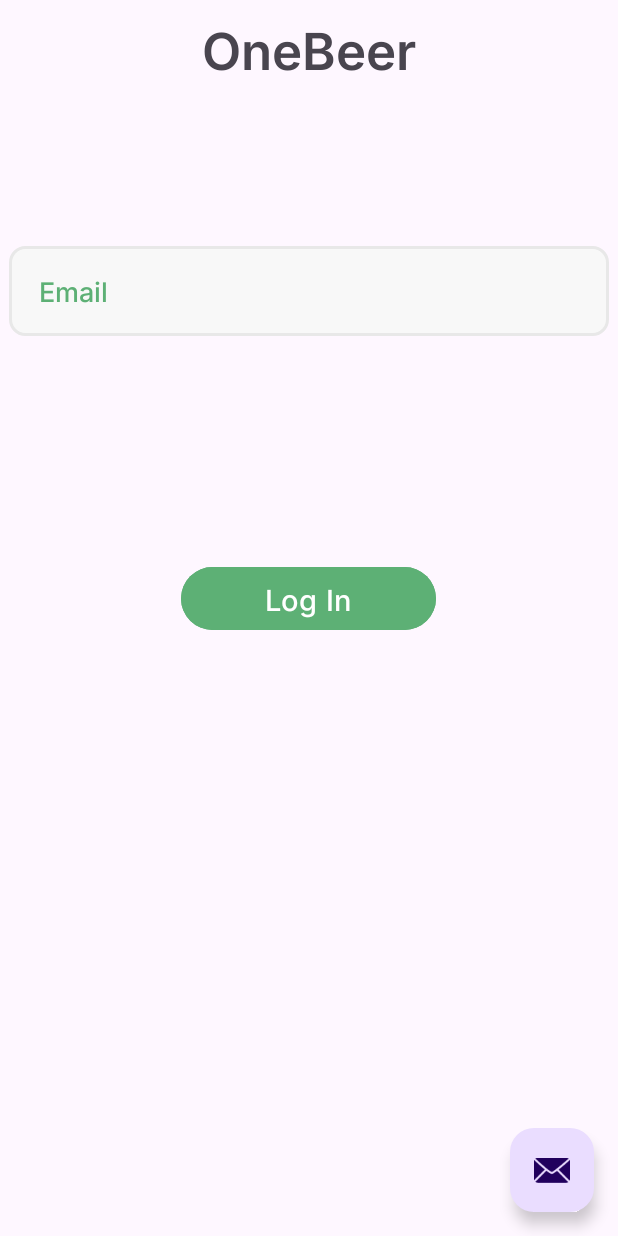
After one commit to airtonm4/one-beer, an Android app: the HomeActivity screen opened directly, with no data from a screen before it, on a phone screen of 412 x 824 dp. The commit adds this screen. Run offline under Robolectric (Android 15) with nearby library versions, the phone set to English and light mode, and no system bars; our stand-ins replace Firebase (no records; nobody signed in at launch, a user with empty details on screens opened directly), navigation-ui.

Commit message:
Config home_graph to work when user logon.

```diff
--- a/app/src/main/AndroidManifest.xml
+++ b/app/src/main/AndroidManifest.xml
@@ -22,6 +22,13 @@
                 <category android:name="android.intent.category.LAUNCHER" />
             </intent-filter>
         </activity>
+        <activity android:name=".HomeActivity"
+            android:exported="true"
+            android:theme="@style/Theme.OneBeer">
+            <intent-filter>
+                <action android:name="android.intent.action.MAIN" />
+            </intent-filter>
+        </activity>
         <meta-data
             android:name="preloaded_fonts"
             android:resource="@array/preloaded_fonts" />
--- /dev/null
+++ b/app/src/main/java/com/example/onebeer/HomeActivity.kt
@@ -0,0 +1,45 @@
+package com.example.onebeer
+
+import android.os.Bundle
+import android.util.Log
+import androidx.appcompat.app.AppCompatActivity
+import androidx.core.view.WindowCompat
+import androidx.navigation.findNavController
+import androidx.navigation.ui.AppBarConfiguration
+import androidx.navigation.ui.setupActionBarWithNavController
+import com.example.onebeer.databinding.ActivityHomeBinding
+import com.google.android.material.snackbar.Snackbar
+import com.google.firebase.auth.FirebaseAuth
+import com.google.firebase.auth.ktx.auth
+import com.google.firebase.ktx.Firebase
+
+class HomeActivity: AppCompatActivity() {
+    private lateinit var appBarConfiguration: AppBarConfiguration
+    private lateinit var binding: ActivityHomeBinding
+
+    private lateinit var auth: FirebaseAuth
+
+    override fun onCreate(savedInstanceState: Bundle?) {
+        WindowCompat.setDecorFitsSystemWindows(window, false)
+        super.onCreate(savedInstanceState)
+
+        auth = Firebase.auth
+
+        binding = ActivityHomeBinding.inflate(layoutInflater)
+        setContentView(binding.root)
+
+        setSupportActionBar(binding.toolbar)
+
+        Log.d("Home", "Rendered home")
+
+        val navController = findNavController(R.id.nav_host_fragment_content_home)
+        appBarConfiguration = AppBarConfiguration(navController.graph)
+        setupActionBarWithNavController(navController, appBarConfiguration)
+
+        binding.fab.setOnClickListener { view ->
+            Snackbar.make(view, "Replace with your own action", Snackbar.LENGTH_LONG)
+                .setAnchorView(R.id.fab)
+                .setAction("Action", null).show()
+        }
+    }
+}
--- /dev/null
+++ b/app/src/main/java/com/example/onebeer/HomePage.kt
@@ -0,0 +1,33 @@
+package com.example.onebeer
+
+import android.os.Bundle
+import android.view.LayoutInflater
+import android.view.View
+import android.view.ViewGroup
+import androidx.fragment.app.Fragment
+import com.example.onebeer.databinding.HomePageBinding
+import com.google.firebase.auth.FirebaseAuth
+import com.google.firebase.auth.ktx.auth
+import com.google.firebase.ktx.Firebase
+
+
+
+class HomePage: Fragment() {
+
+    private var _binding: HomePageBinding? = null
+
+    private val binding get() = _binding!!
+
+    private lateinit var auth: FirebaseAuth
+
+    override fun onCreateView(
+        inflater: LayoutInflater,
+        container: ViewGroup?,
+        savedInstanceState: Bundle?
+    ): View? {
+        auth = Firebase.auth
+        _binding = HomePageBinding.inflate(inflater, container, false)
+        return binding.root
+
+    }
+}
--- a/app/src/main/java/com/example/onebeer/LoginPage.kt
+++ b/app/src/main/java/com/example/onebeer/LoginPage.kt
@@ -59,7 +59,7 @@ class LoginPage : Fragment() {
                         if (task.isSuccessful){
 //                            startActivity(Intent(context, HomeActivity::class.java))
                             Log.d("logInWithEmail:", "success")
-                            findNavController().navigate(R.id.action_login_to_sign_up)
+                            findNavController().navigate(R.id.action_login_to_home)
                         } else {
                             Log.d("signInWithEmail:", "not success")
                             Toast.makeText(
--- /dev/null
+++ b/app/src/main/res/layout/activity_home.xml
@@ -0,0 +1,35 @@
+<?xml version="1.0" encoding="utf-8"?>
+<androidx.coordinatorlayout.widget.CoordinatorLayout xmlns:android="http://schemas.android.com/apk/res/android"
+    xmlns:app="http://schemas.android.com/apk/res-auto"
+    xmlns:tools="http://schemas.android.com/tools"
+    android:layout_width="match_parent"
+    android:layout_height="match_parent"
+    android:fitsSystemWindows="true"
+    tools:context=".HomeActivity">
+
+    <com.google.android.material.appbar.AppBarLayout
+        android:layout_width="match_parent"
+        android:layout_height="wrap_content"
+        android:fitsSystemWindows="true">
+
+        <com.google.android.material.appbar.MaterialToolbar
+            android:id="@+id/toolbar"
+            android:layout_width="match_parent"
+            android:layout_height="?attr/actionBarSize"
+            app:buttonGravity="center_vertical"
+            style="@style/Widget.AppCompat.Toolbar" />
+
+    </com.google.android.material.appbar.AppBarLayout>
+
+    <include layout="@layout/content_home" />
+
+    <com.google.android.material.floatingactionbutton.FloatingActionButton
+        android:id="@+id/fab"
+        android:layout_width="wrap_content"
+        android:layout_height="wrap_content"
+        android:layout_gravity="bottom|end"
+        android:layout_marginEnd="@dimen/fab_margin"
+        android:layout_marginBottom="16dp"
+        app:srcCompat="@android:drawable/ic_dialog_email" />
+
+</androidx.coordinatorlayout.widget.CoordinatorLayout>
--- /dev/null
+++ b/app/src/main/res/layout/content_home.xml
@@ -0,0 +1,19 @@
+<?xml version="1.0" encoding="utf-8"?>
+<androidx.constraintlayout.widget.ConstraintLayout xmlns:android="http://schemas.android.com/apk/res/android"
+    xmlns:app="http://schemas.android.com/apk/res-auto"
+    android:layout_width="match_parent"
+    android:layout_height="match_parent"
+    app:layout_behavior="@string/appbar_scrolling_view_behavior">
+
+    <fragment
+        android:id="@+id/nav_host_fragment_content_home"
+        android:name="androidx.navigation.fragment.NavHostFragment"
+        android:layout_width="0dp"
+        android:layout_height="0dp"
+        app:defaultNavHost="true"
+        app:layout_constraintBottom_toBottomOf="parent"
+        app:layout_constraintEnd_toEndOf="parent"
+        app:layout_constraintStart_toStartOf="parent"
+        app:layout_constraintTop_toTopOf="parent"
+        app:navGraph="@navigation/home_nav_graph" />
+</androidx.constraintlayout.widget.ConstraintLayout>
--- /dev/null
+++ b/app/src/main/res/layout/home_page.xml
@@ -0,0 +1,41 @@
+<?xml version="1.0" encoding="utf-8"?>
+<LinearLayout xmlns:tools="http://schemas.android.com/tools"
+    xmlns:app="http://schemas.android.com/apk/res-auto"
+    xmlns:android="http://schemas.android.com/apk/res/android"
+    android:layout_width="match_parent"
+    android:layout_height="match_parent"
+    android:orientation="vertical"
+    android:gravity="center_horizontal">
+
+    <EditText
+        android:id="@+id/login_email"
+        android:layout_width="400dp"
+        android:layout_height="60dp"
+        android:layout_marginTop="100dp"
+        android:ems="10"
+        android:hint="Email"
+        android:inputType="textEmailAddress"
+        android:textAlignment="textStart"
+        android:textColorHint="@color/primary_green"
+        android:background="@drawable/input_stroke"
+        android:paddingStart="20dp"
+        android:fontFamily="@font/inter_medium"
+        android:textSize="18sp"
+        tools:ignore="RtlSymmetry" />
+
+    <Button
+        android:id="@+id/button_login"
+        android:layout_width="170dp"
+        android:layout_height="50dp"
+        android:layout_marginTop="150dp"
+        android:backgroundTint="@color/primary_green"
+        android:fontFamily="@font/inter_medium"
+        android:text="Log In"
+        android:textSize="19sp"
+        app:layout_constraintBottom_toTopOf="@id/textview_first"
+        app:layout_constraintEnd_toEndOf="parent"
+        app:layout_constraintStart_toStartOf="parent"
+        app:layout_constraintTop_toTopOf="parent" />
+
+
+</LinearLayout>
--- /dev/null
+++ b/app/src/main/res/navigation/home_nav_graph.xml
@@ -0,0 +1,27 @@
+<?xml version="1.0" encoding="utf-8"?>
+<navigation xmlns:android="http://schemas.android.com/apk/res/android"
+    xmlns:app="http://schemas.android.com/apk/res-auto"
+    xmlns:tools="http://schemas.android.com/tools"
+    android:id="@+id/home_graph"
+    app:startDestination="@id/HomePage">
+
+    <fragment
+        android:id="@+id/HomePage"
+        android:name="com.example.onebeer.HomePage"
+        android:label="@string/app_name"
+        tools:layout="@layout/home_page">
+
+    </fragment>
+
+<!--    <fragment-->
+<!--        android:id="@+id/LandingPage"-->
+<!--        android:name="com.example.onebeer.LandingPage"-->
+<!--        android:label="@string/app_name"-->
+<!--        tools:layout="@layout/landing_fragment">-->
+
+<!--        <action-->
+<!--            android:id="@+id/action_landing_to_sign_up"-->
+<!--            app:destination="@id/SignUpPage"/>-->
+<!--    </fragment>-->
+
+</navigation>
--- a/app/src/main/res/navigation/nav_graph.xml
+++ b/app/src/main/res/navigation/nav_graph.xml
@@ -25,6 +25,9 @@
         <action
             android:id="@+id/action_login_to_sign_up"
             app:destination="@id/SignUpPage"/>
+        <action
+            android:id="@+id/action_login_to_home"
+            app:destination="@id/home_graph"/>
     </fragment>
 
     <fragment
@@ -38,4 +41,6 @@
             app:destination="@+id/LoginPage"/>
     </fragment>
 
+    <include app:graph="@navigation/home_nav_graph"/>
+
 </navigation>
```
Also changed, not shown: 1 other file.
